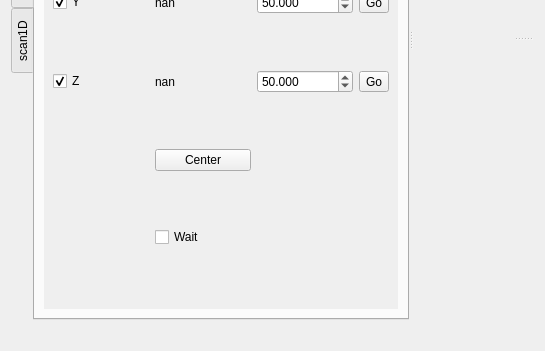
Before: the Qt Designer form microV.ui in xkronosua/microV, drawn with Qt 5; both pictures show x 0 to 545 and y 270 to 621 of the 642 by 621 pixel window.
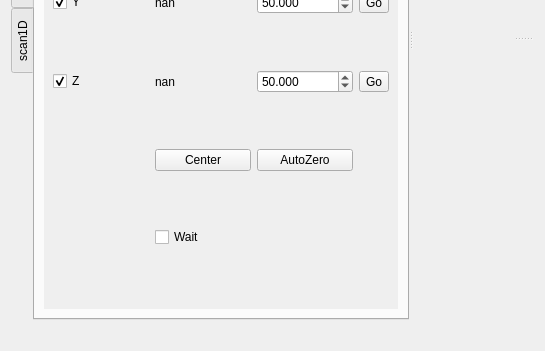
After: the same form once the commit is applied. The open tabs and pages were chosen to show the change.

Patch:
```diff
--- a/microV.ui
+++ b/microV.ui
@@ -184,8 +184,8 @@
              <rect>
               <x>0</x>
               <y>0</y>
-              <width>351</width>
-              <height>420</height>
+              <width>241</width>
+              <height>142</height>
              </rect>
             </property>
             <attribute name="label">
@@ -317,6 +317,13 @@
                </property>
               </widget>
              </item>
+             <item row="3" column="3">
+              <widget class="QPushButton" name="Pi_autoZero">
+               <property name="text">
+                <string>AutoZero</string>
+               </property>
+              </widget>
+             </item>
             </layout>
            </widget>
           </widget>
```
Left out of the diff: 34 changed lines with no effect on the pictures.
